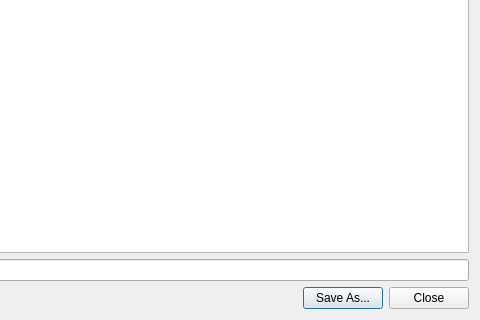
Qt form Qr49/sources/checkoutdatadialog.ui (pa23/r49) before a commit; both pictures show x 160 to 640 and y 160 to 480 of the 640 by 480 pixel window.
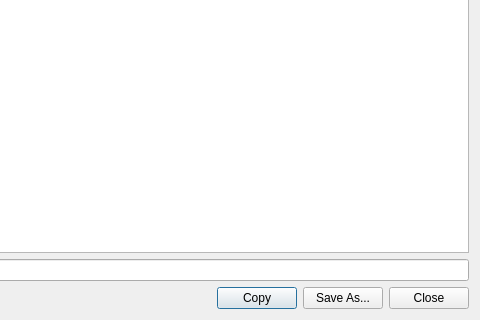
The same form after that commit. Icons and pictures are not drawn.

Commit message: Contex menu in Checkout data dialog deleted. Button Copy (replacing spaces with tabs) in Checkout data dialog added. User manual in PDF under git control.

Diff of the .ui file:
```diff
--- a/Qr49/sources/checkoutdatadialog.ui
+++ b/Qr49/sources/checkoutdatadialog.ui
@@ -70,6 +70,13 @@
        </property>
       </spacer>
      </item>
+     <item>
+      <widget class="QPushButton" name="pushButton_Copy">
+       <property name="text">
+        <string>Copy</string>
+       </property>
+      </widget>
+     </item>
      <item>
       <widget class="QPushButton" name="pushButton_SaveAs">
        <property name="text">
```
Left out of the diff: 6 changed lines with no effect on the pictures. The commit also changes 5 other files.
